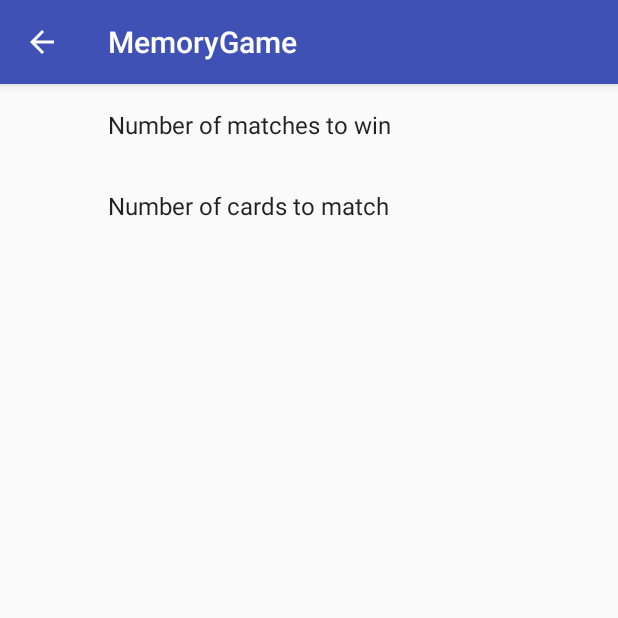
After one commit to miguelteran/MemoryGame, an Android app: the SettingsActivity screen opened directly, with no data from a screen before it, on a phone screen of 412 x 824 dp, the top half of it. The commit adds this screen. Run offline under Robolectric (Android 15) with nearby library versions, the phone set to English and light mode, and no system bars; our stand-ins replace androidx.preference.

Commit message:
Adding settings menu

```diff
--- a/app/build.gradle
+++ b/app/build.gradle
@@ -25,5 +25,5 @@ dependencies {
     testImplementation 'junit:junit:4.12'
     androidTestImplementation 'com.android.support.test:runner:1.0.2'
     androidTestImplementation 'com.android.support.test.espresso:espresso-core:3.0.2'
-    implementation 'com.android.support:recyclerview-v7:28.0.0'
+    implementation 'com.android.support:preference-v7:28.0.0'
 }
--- /dev/null
+++ b/app/src/main/java/com/matb/memorygame/SettingsActivity.java
@@ -0,0 +1,22 @@
+package com.matb.memorygame;
+
+import android.os.Bundle;
+import android.support.v7.app.ActionBar;
+import android.support.v7.app.AppCompatActivity;
+
+
+public class SettingsActivity extends AppCompatActivity
+{
+    @Override
+    protected void onCreate(Bundle savedInstanceState)
+    {
+        super.onCreate(savedInstanceState);
+        setContentView(R.layout.activity_settings);
+
+        ActionBar actionBar = this.getSupportActionBar();
+        if (actionBar != null)
+        {
+            actionBar.setDisplayHomeAsUpEnabled(true);
+        }
+    }
+}
--- /dev/null
+++ b/app/src/main/java/com/matb/memorygame/SettingsFragment.java
@@ -0,0 +1,106 @@
+package com.matb.memorygame;
+
+import android.content.SharedPreferences;
+import android.os.Bundle;
+import android.support.v7.preference.EditTextPreference;
+import android.support.v7.preference.ListPreference;
+import android.support.v7.preference.Preference;
+import android.support.v7.preference.PreferenceFragmentCompat;
+import android.support.v7.preference.PreferenceScreen;
+import android.widget.Toast;
+
+
+public class SettingsFragment extends PreferenceFragmentCompat
+        implements SharedPreferences.OnSharedPreferenceChangeListener, Preference.OnPreferenceChangeListener
+{
+    private void setPreferenceSummary(Preference preference, String value)
+    {
+        if (preference instanceof ListPreference)
+        {
+            ListPreference listPreference = (ListPreference) preference;
+            int prefIndex = listPreference.findIndexOfValue(value);
+            if (prefIndex >= 0)
+            {
+                listPreference.setSummary(listPreference.getEntries()[prefIndex]);
+            }
+        }
+        else if (preference instanceof EditTextPreference)
+        {
+            preference.setSummary(value);
+        }
+    }
+
+    @Override
+    public void onCreatePreferences(Bundle bundle, String s)
+    {
+        addPreferencesFromResource(R.xml.game_settings);
+
+        // Set preference summaries for each setting
+        PreferenceScreen preferenceScreen = getPreferenceScreen();
+        SharedPreferences sharedPreferences = preferenceScreen.getSharedPreferences();
+        for (int i = 0; i < preferenceScreen.getPreferenceCount(); i++)
+        {
+            Preference preference = preferenceScreen.getPreference(i);
+            String value = sharedPreferences.getString(preference.getKey(), "");
+            setPreferenceSummary(preference, value);
+        }
+
+        Preference preference = findPreference(getString(R.string.matches_to_win));
+        preference.setOnPreferenceChangeListener(this);
+    }
+
+    @Override
+    public boolean onPreferenceChange(Preference preference, Object o)
+    {
+        // Make sure user enters valid number for matches to win
+        String key = getString(R.string.matches_to_win);
+        if (preference.getKey().equals(key))
+        {
+            String input = (String) o;
+            Toast error = Toast.makeText(getContext(),
+                    getString(R.string.bad_input_error_message),
+                    Toast.LENGTH_SHORT);
+            try
+            {
+                int num_matches = Integer.parseInt(input);
+                if (num_matches > 24 || num_matches < 10)
+                {
+                    error.show();
+                    return false;
+                }
+            }
+            catch (NumberFormatException nfe)
+            {
+                error.show();
+                return false;
+            }
+        }
+        return true;
+    }
+
+    @Override
+    public void onSharedPreferenceChanged(SharedPreferences sharedPreferences, String s)
+    {
+        Preference preference = findPreference(s);
+        if (preference != null)
+        {
+            String value = sharedPreferences.getString(preference.getKey(), "");
+            setPreferenceSummary(preference, value);
+        }
+    }
+
+    @Override
+    public void onCreate(Bundle savedInstanceState) {
+        super.onCreate(savedInstanceState);
+        getPreferenceScreen().getSharedPreferences()
+                .registerOnSharedPreferenceChangeListener(this);
+    }
+
+    @Override
+    public void onDestroy() {
+        super.onDestroy();
+        getPreferenceScreen().getSharedPreferences()
+                .unregisterOnSharedPreferenceChangeListener(this);
+    }
+
+}
--- /dev/null
+++ b/app/src/main/res/values/arrays.xml
@@ -0,0 +1,13 @@
+<?xml version="1.0" encoding="utf-8"?>
+<resources>
+    <array name="number_of_matching_cards">
+        <item>@string/two</item>
+        <item>@string/three</item>
+        <item>@string/four</item>
+    </array>
+    <!--<array name="number_of_matching_cards">-->
+        <!--<item>2</item>-->
+        <!--<item>3</item>-->
+        <!--<item>4</item>-->
+    <!--</array>-->
+</resources>
--- a/app/src/main/res/values/strings.xml
+++ b/app/src/main/res/values/strings.xml
@@ -10,4 +10,14 @@
 
     <string name="exit_message">Do you want to quit?</string>
 
+    <string name="settings">Settings</string>
+    <string name="matching_cards">Number of cards to match</string>
+    <string name="matches_to_win">Number of matches to win</string>
+    <string name="two">2</string>
+    <string name="three">3</string>
+    <string name="four">4</string>
+    <string name="default_matches_to_win">10</string>
+
+    <string name="bad_input_error_message">"Please select a number between 10 and 24"</string>
+
 </resources>
--- a/app/src/main/res/values/styles.xml
+++ b/app/src/main/res/values/styles.xml
@@ -6,6 +6,8 @@
         <item name="colorPrimary">@color/colorPrimary</item>
         <item name="colorPrimaryDark">@color/colorPrimaryDark</item>
         <item name="colorAccent">@color/colorAccent</item>
+
+        <item name="preferenceTheme">@style/PreferenceThemeOverlay</item>
     </style>
 
 </resources>
--- /dev/null
+++ b/app/src/main/res/xml/game_settings.xml
@@ -0,0 +1,21 @@
+<?xml version="1.0" encoding="utf-8"?>
+<PreferenceScreen
+    xmlns:android="http://schemas.android.com/apk/res/android">
+
+    <EditTextPreference
+        android:defaultValue="@string/default_matches_to_win"
+        android:key="@string/matches_to_win"
+        android:selectAllOnFocus="true"
+        android:singleLine="true"
+        android:title="@string/matches_to_win"
+    />
+
+    <ListPreference
+        android:defaultValue="@string/two"
+        android:entries="@array/number_of_matching_cards"
+        android:entryValues="@array/number_of_matching_cards"
+        android:key="@string/matching_cards"
+        android:title="@string/matching_cards"
+    />
+
+</PreferenceScreen>
```
Also changed, not shown: app/src/main/AndroidManifest.xml (+12 -4 lines), app/src/main/java/com/matb/memorygame/ImagesAdapter.java (+10 -1 lines), app/src/main/java/com/matb/memorygame/MainActivity.java (+81 -21 lines), app/src/main/res/layout/activity_settings.xml (added, +8 -0 lines), app/src/main/res/menu/main_menu.xml (added, +20 -0 lines).
